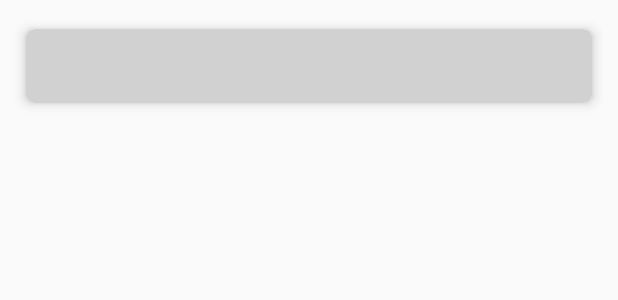
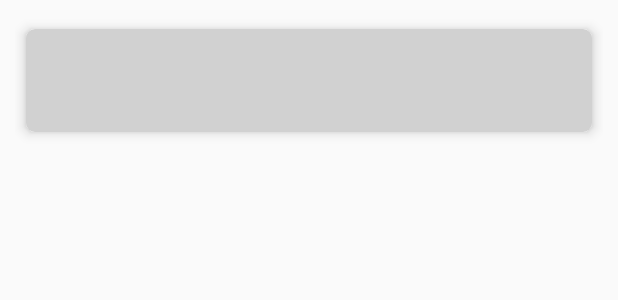
Before and after one commit to Zahermah/Barcode, an Android app: the layout card_view_fragment.xml on its own in the app's theme, with its tools: preview values and no code run, on a phone screen of 412 x 824 dp. Shown: the top 300 px of the screen. Run offline under Robolectric (Android 15) with nearby library versions, the phone set to English and light mode, and no system bars.

```diff
--- a/app/src/main/java/com/example/barcodetest/MainActivity.kt
+++ b/app/src/main/java/com/example/barcodetest/MainActivity.kt
@@ -17,6 +17,7 @@ import com.google.firebase.FirebaseApp
 
 class MainActivity : AppCompatActivity() {
     private var fragment: Fragment? = null
+    private val REQUEST_CAMERA = 1
 
     private val onNavigationItemSelectedListener = BottomNavigationView.OnNavigationItemSelectedListener { item ->
         when (item.itemId) {
--- a/app/src/main/java/com/example/barcodetest/ViewHolder/ItemsViewHolder.kt
+++ b/app/src/main/java/com/example/barcodetest/ViewHolder/ItemsViewHolder.kt
@@ -7,8 +7,10 @@ import kotlinx.android.synthetic.main.card_view_fragment.view.*
 
 class ItemsViewHolder(itemView: View) : RecyclerView.ViewHolder(itemView) {
     fun bindView(item: Items) {
-        itemView.Brand_Title.text = item.brand
+        itemView.Item_brand.text = item.brand
+        itemView.Item_title.text = item.title
         itemView.Item_description.text = item.description
+
 
     }
 }
--- a/app/src/main/java/com/example/barcodetest/model/Items.kt
+++ b/app/src/main/java/com/example/barcodetest/model/Items.kt
@@ -9,7 +9,11 @@ data class Items(
     var brand: String,
     @SerializedName("description")
     @Expose
-    var description: String
+    var description: String,
+    @SerializedName("title")
+    @Expose
+    var title: String
+
     /*
     @SerializedName("images")
     var images: Array<String> = arrayOf()
--- a/app/src/main/java/com/example/barcodetest/network/RetrofitInstance.kt
+++ b/app/src/main/java/com/example/barcodetest/network/RetrofitInstance.kt
@@ -7,7 +7,7 @@ const val BASE_URL = "https://api.upcitemdb.com/prod/"
 
 class RetrofitInstance {
 
-    fun getRetrofitInstance(): Retrofit{
+    fun getRetrofitInstance(): Retrofit {
         var retrofit: Retrofit =
             Retrofit.Builder()
                 .baseUrl(BASE_URL)
--- a/app/src/main/res/layout/card_view_fragment.xml
+++ b/app/src/main/res/layout/card_view_fragment.xml
@@ -1,11 +1,10 @@
 <?xml version="1.0" encoding="utf-8"?>
-<LinearLayout
-        xmlns:android="http://schemas.android.com/apk/res/android"
+<LinearLayout xmlns:android="http://schemas.android.com/apk/res/android"
         xmlns:card_view="http://schemas.android.com/apk/res-auto"
         android:layout_width="match_parent"
         android:layout_height="wrap_content"
-        android:orientation="vertical"
-        android:layout_margin="10dp">
+        android:layout_margin="10dp"
+        android:orientation="vertical">
 
     <android.support.v7.widget.CardView
             android:layout_width="match_parent"
@@ -23,17 +22,25 @@
                 android:orientation="vertical">
 
             <TextView
-                    android:id="@+id/Brand_Title"
+                    android:id="@+id/Item_brand"
                     android:layout_width="match_parent"
                     android:layout_height="wrap_content"
                     android:text=""
-                    android:textStyle="bold"/>
+                    android:textStyle="bold" />
+
+            <TextView
+                    android:id="@+id/Item_title"
+                    android:layout_width="match_parent"
+                    android:layout_height="wrap_content"
+                    android:text=""
+                    android:textStyle="italic" />
 
             <TextView
                     android:id="@+id/Item_description"
                     android:layout_width="match_parent"
                     android:layout_height="wrap_content"
-                    android:text=""/>
+                    android:text="" />
+
 
             <!--
 
--- a/app/src/main/res/layout/ean_code_items.xml
+++ b/app/src/main/res/layout/ean_code_items.xml
@@ -2,8 +2,8 @@
 <LinearLayout
         xmlns:android="http://schemas.android.com/apk/res/android"
         android:layout_width="match_parent"
-        android:orientation="vertical"
-        android:layout_height="wrap_content">
+        android:layout_height="wrap_content"
+        android:orientation="vertical">
 
     <TextView
             android:id="@+id/eanTextView"
--- a/app/src/main/res/layout/testforfirebase.xml
+++ b/app/src/main/res/layout/testforfirebase.xml
@@ -3,13 +3,13 @@
         xmlns:android="http://schemas.android.com/apk/res/android"
         xmlns:app="http://schemas.android.com/apk/res-auto"
         android:layout_width="match_parent"
-        android:layout_height="match_parent">
+        android:layout_height="wrap_content">
 
 
     <ListView
             android:id="@+id/FirebaseListView"
             android:layout_width="match_parent"
-            android:layout_height="match_parent"
+            android:layout_height="wrap_content"
             app:layout_constraintBottom_toTopOf="parent"
             app:layout_constraintLeft_toRightOf="parent"
             app:layout_constraintRight_toLeftOf="parent"
```
Also changed, not shown: app/build.gradle (+7 -6 lines), app/src/main/java/com/example/barcodetest/network/getItemApi.kt (renamed from app/src/main/java/com/example/barcodetest/network/GetItemApi.kt, +10 -1 lines), app/src/main/java/com/example/barcodetest/view/CameraScannerFragment.kt (+5 -7 lines), app/src/main/java/com/example/barcodetest/view/ItemsAdapter.kt (+17 -8 lines), app/src/main/java/com/example/barcodetest/view/ItemsViewFragment.kt (+57 -62 lines), app/src/main/res/drawable-hdpi/ic_3d_rotation_black_24dp.png (added), app/src/main/res/drawable-mdpi/ic_3d_rotation_black_24dp.png (added), app/src/main/res/drawable-xhdpi/ic_3d_rotation_black_24dp.png (added), app/src/main/res/drawable-xxhdpi/ic_3d_rotation_black_24dp.png (added), app/src/main/res/drawable-xxxhdpi/ic_3d_rotation_black_24dp.png (added).
